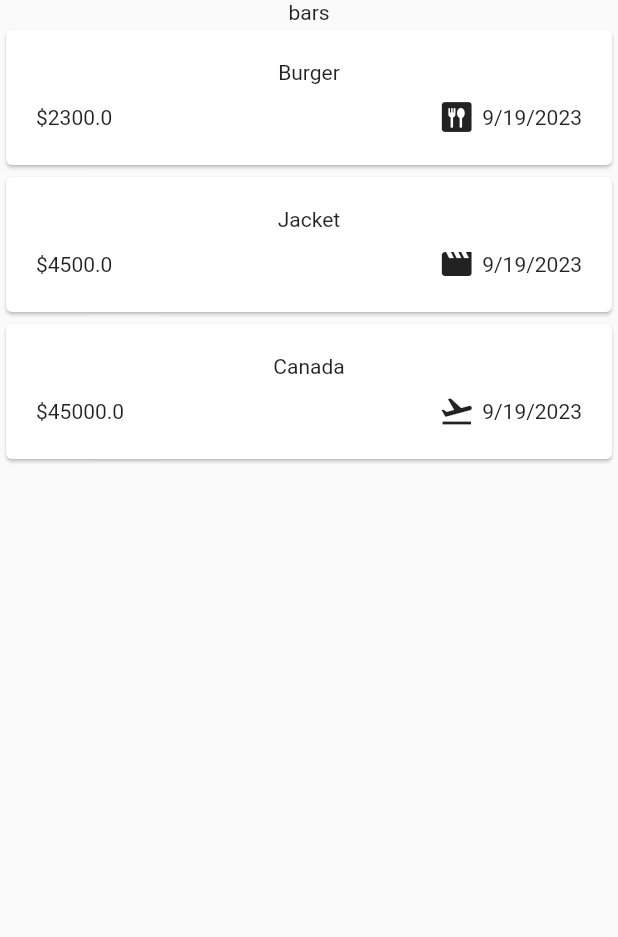
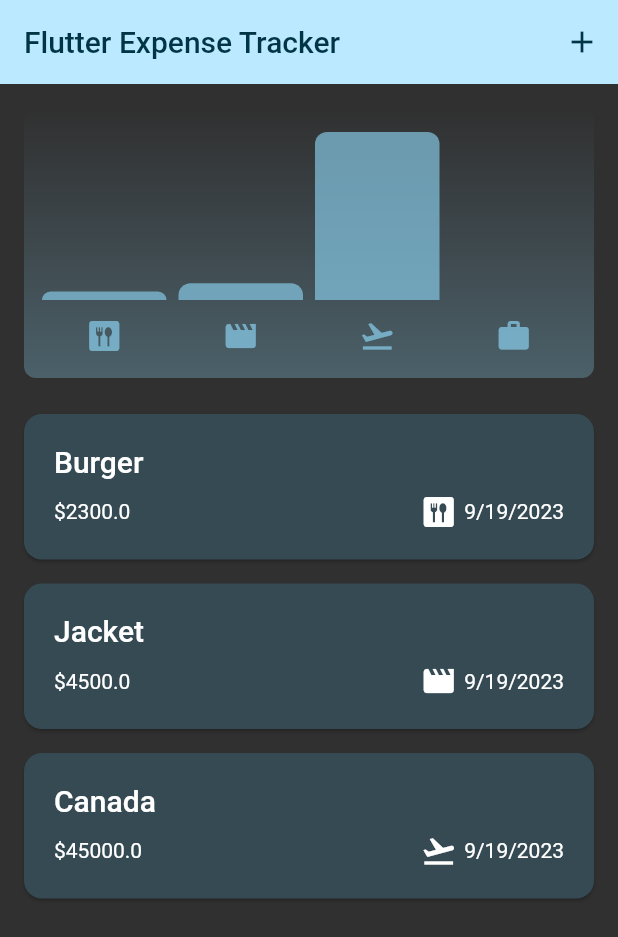
Before and after one commit to sumanbarma011/expenseRevised, a Flutter app: the screen it shows after launch, on a phone screen of 412 x 824 dp. Shown: the top 937 px of the screen. Run offline on Flutter 3.47's test engine with Material 2 defaults, Android fonts, the phone set to English and light mode, and no system bars.

Commit message:
updated till chart bars

```diff
--- a/lib/expenses.dart
+++ b/lib/expenses.dart
@@ -1,5 +1,8 @@
 import 'package:expense_revised/models/expense_model.dart';
+import 'package:expense_revised/widgets/chart/chart.dart';
+import 'package:expense_revised/widgets/chart/chart_bar.dart';
 import 'package:expense_revised/widgets/expense_list.dart';
+import 'package:expense_revised/widgets/new_expense.dart';
 import 'package:flutter/material.dart';
 
 class Expenses extends StatefulWidget {
@@ -28,15 +31,55 @@ class _ExpensesState extends State<Expenses> {
         category: Category.travel),
   ];
 
+  void _addNewExpense(ExpenseModal newExpense) {
+    setState(() {
+      _registeredExpense.add(newExpense);
+    });
+  }
+
+  void _removeExpense(ExpenseModal expense) {
+    int expenseIndex = _registeredExpense.indexOf(expense);
+    setState(() {
+      _registeredExpense.remove(expense);
+    });
+    ScaffoldMessenger.of(context).showSnackBar(SnackBar(
+      duration: const Duration(seconds: 3),
+      content: const Text('Expense details removed'),
+      action: SnackBarAction(
+          label: 'Undo',
+          onPressed: () {
+            setState(() {
+              _registeredExpense.insert(expenseIndex, expense);
+            });
+          }),
+    ));
+  }
+
+  void getAddActionBottom() {
+    showModalBottomSheet(
+        isScrollControlled: true,
+        context: context,
+        builder: (ctx) => NewExpense(
+              addNewExpense: _addNewExpense,
+            ));
+  }
+
   @override
   Widget build(BuildContext context) {
     return Scaffold(
+      appBar: AppBar(
+        title: const Text('Flutter Expense Tracker'),
+        actions: [
+          IconButton(onPressed: getAddActionBottom, icon: const Icon(Icons.add))
+        ],
+      ),
       body: Column(
         children: [
-          const Text('bars'),
+          Chart(expenses: _registeredExpense),
           Expanded(
-            child:
-             ExpenseList(expenseList: _registeredExpense),
+            child: ExpenseList(
+                expenseList: _registeredExpense,
+                onRemoveExpense: _removeExpense),
           ),
         ],
       ),
--- a/lib/main.dart
+++ b/lib/main.dart
@@ -2,18 +2,59 @@ import 'package:expense_revised/expenses.dart';
 import 'package:flutter/material.dart';
 
 void main() {
-  runApp(const MyApp());
+  runApp(MyApp());
 }
 
 class MyApp extends StatelessWidget {
-  const MyApp({super.key});
+  MyApp({super.key});
+  final kDarkScheme = ColorScheme.fromSeed(
+      brightness: Brightness.dark,
+      seedColor: const Color.fromARGB(255, 5, 99, 125));
+  final kcolorScheme =
+      ColorScheme.fromSeed(seedColor: const Color.fromARGB(255, 96, 59, 181));
 
-  // This widget is the root of your application.
   @override
   Widget build(BuildContext context) {
-    return const MaterialApp(
-
-      home:  Expenses(),
+    return MaterialApp(
+      darkTheme: ThemeData.dark().copyWith(
+        useMaterial3: true,
+        colorScheme: kDarkScheme,
+        appBarTheme: const AppBarTheme().copyWith(
+            backgroundColor: kDarkScheme.onPrimaryContainer,
+            foregroundColor: kDarkScheme.onPrimary),
+        cardTheme: const CardTheme().copyWith(
+          color: kDarkScheme.secondaryContainer,
+          margin: const EdgeInsets.symmetric(vertical: 8, horizontal: 16),
+        ),
+        elevatedButtonTheme: ElevatedButtonThemeData(
+          style: ElevatedButton.styleFrom(
+              backgroundColor: kDarkScheme.primaryContainer),
+        ),
+      ),
+      theme: ThemeData().copyWith(
+        useMaterial3: true,
+        colorScheme: kcolorScheme,
+        appBarTheme: const AppBarTheme().copyWith(
+            backgroundColor: kcolorScheme.onPrimaryContainer,
+            foregroundColor: kcolorScheme.onPrimary),
+        cardTheme: const CardTheme().copyWith(
+          color: kcolorScheme.secondaryContainer,
+          margin: const EdgeInsets.symmetric(vertical: 8, horizontal: 16),
+        ),
+        elevatedButtonTheme: ElevatedButtonThemeData(
+          style: ElevatedButton.styleFrom(
+              backgroundColor: kcolorScheme.primaryContainer),
+        ),
+        textTheme: ThemeData().textTheme.copyWith(
+              titleLarge: TextStyle(
+                fontWeight: FontWeight.bold,
+                color: kcolorScheme.onSecondaryContainer,
+                fontSize: 16,
+              ),
+            ),
+      ),
+      themeMode: ThemeMode.dark,
+      home: const Expenses(),
     );
   }
 }
--- a/lib/models/expense_model.dart
+++ b/lib/models/expense_model.dart
@@ -3,7 +3,8 @@ import 'package:uuid/uuid.dart';
 import 'package:intl/intl.dart';
 
 const uuid = Uuid();
-final formatter=DateFormat.yMd();
+final formatter = DateFormat.yMd();
+
 enum Category { food, work, leisure, travel }
 
 const categoryIcons = {
@@ -27,10 +28,26 @@ class ExpenseModal {
   final DateTime dateTime;
   final Category category;
 
- String get formattedDate {
-  return formatter.format(dateTime);
+  String get formattedDate {
+    return formatter.format(dateTime);
+  }
+}
 
+class ExpenseBucket {
+  const ExpenseBucket({required this.expenses, required this.category});
+  final List<ExpenseModal> expenses;
+  final Category category;
+  ExpenseBucket.forCategory(List<ExpenseModal> allExpenses, this.category)
+      : expenses = allExpenses
+            .where((expense) => expense.category == category)
+            .toList();
 
- }
+  double get totalExpense {
+    double sum = 0;
+    for (var expense in expenses) {
+      sum += expense.amount;
+    }
 
+    return sum;
+  }
 }
--- /dev/null
+++ b/lib/widgets/chart/chart.dart
@@ -0,0 +1,99 @@
+import 'package:flutter/material.dart';
+
+import 'package:expense_revised/widgets/chart/chart_bar.dart';
+import 'package:expense_revised/models/expense_model.dart';
+
+class Chart extends StatelessWidget {
+  const Chart({super.key, required this.expenses});
+
+  final List<ExpenseModal> expenses;
+
+  List<ExpenseBucket> get buckets {
+    return [
+      ExpenseBucket.forCategory(expenses, Category.food),
+      ExpenseBucket.forCategory(expenses, Category.leisure),
+      ExpenseBucket.forCategory(expenses, Category.travel),
+      ExpenseBucket.forCategory(expenses, Category.work),
+    ];
+  }
+
+  double get maxTotalExpense {
+    double maxTotalExpense = 0;
+
+    for (final bucket in buckets) {
+      if (bucket.totalExpense > maxTotalExpense) {
+        print(bucket);
+        maxTotalExpense = bucket.totalExpense;
+      }
+    }
+
+    return maxTotalExpense;
+  }
+
+  @override
+  Widget build(BuildContext context) {
+    // for (final bucket in buckets) {
+    //   print(bucket.expenses[0]);
+    // }
+    final isDarkMode =
+        MediaQuery.of(context).platformBrightness == Brightness.dark;
+    return Container(
+      margin: const EdgeInsets.all(16),
+      padding: const EdgeInsets.symmetric(
+        vertical: 16,
+        horizontal: 8,
+      ),
+      width: double.infinity,
+      height: 180,
+      decoration: BoxDecoration(
+        borderRadius: BorderRadius.circular(8),
+        gradient: LinearGradient(
+          colors: [
+            Theme.of(context).colorScheme.primary.withOpacity(0.3),
+            Theme.of(context).colorScheme.primary.withOpacity(0.0)
+          ],
+          begin: Alignment.bottomCenter,
+          end: Alignment.topCenter,
+        ),
+      ),
+      child: Column(
+        children: [
+          Expanded(
+            child: Row(
+              crossAxisAlignment: CrossAxisAlignment.end,
+              children: [
+                for (final bucket in buckets) // alternative to map()
+                  ChartBar(
+                    fill: bucket.totalExpense == 0
+                        ? 0
+                        : bucket.totalExpense / maxTotalExpense,
+                  )
+              ],
+            ),
+          ),
+          const SizedBox(height: 12),
+          Row(
+            children: buckets
+                .map(
+                  (bucket) => Expanded(
+                    child: Padding(
+                      padding: const EdgeInsets.symmetric(horizontal: 4),
+                      child: Icon(
+                        categoryIcons[bucket.category],
+                        color: isDarkMode
+                            ? Theme.of(context).colorScheme.secondary
+                            : Theme.of(context)
+                                .colorScheme
+                                .primary
+                                .withOpacity(0.7),
+                      ),
+                    ),
+                  ),
+                )
+                .toList(),
+          )
+        ],
+      ),
+    );
+  }
+}
--- /dev/null
+++ b/lib/widgets/chart/chart_bar.dart
@@ -0,0 +1,34 @@
+import 'package:flutter/material.dart';
+
+class ChartBar extends StatelessWidget {
+  const ChartBar({
+    super.key,
+    required this.fill,
+  });
+
+  final double fill;
+
+  @override
+  Widget build(BuildContext context) {
+    final isDarkMode =
+        MediaQuery.of(context).platformBrightness == Brightness.dark;
+    return Expanded(
+      child: Padding(
+        padding: const EdgeInsets.symmetric(horizontal: 4),
+        child: FractionallySizedBox(
+          heightFactor: fill,
+          child: DecoratedBox(
+            decoration: BoxDecoration(
+              shape: BoxShape.rectangle,
+              borderRadius:
+                  const BorderRadius.vertical(top: Radius.circular(8)),
+              color: isDarkMode
+                  ? Theme.of(context).colorScheme.secondary
+                  : Theme.of(context).colorScheme.primary.withOpacity(0.65),
+            ),
+          ),
+        ),
+      ),
+    );
+  }
+}
--- a/lib/widgets/expense_item.dart
+++ b/lib/widgets/expense_item.dart
@@ -11,8 +11,12 @@ class ExpenseItem extends StatelessWidget {
       child: Padding(
         padding: const EdgeInsets.symmetric(vertical: 20, horizontal: 20),
         child: Column(
+          crossAxisAlignment: CrossAxisAlignment.start,
           children: [
-            Text(expenseItem.title),
+            Text(
+              expenseItem.title,
+              style: Theme.of(context).textTheme.titleLarge,
+            ),
             const SizedBox(
               height: 10,
             ),
--- a/lib/widgets/expense_list.dart
+++ b/lib/widgets/expense_list.dart
@@ -3,14 +3,26 @@ import 'package:expense_revised/widgets/expense_item.dart';
 import 'package:flutter/material.dart';
 
 class ExpenseList extends StatelessWidget {
-  const ExpenseList({super.key, required this.expenseList});
+  const ExpenseList(
+      {super.key, required this.expenseList, required this.onRemoveExpense});
   final List<ExpenseModal> expenseList;
+  final void Function(ExpenseModal expense) onRemoveExpense;
 
   @override
   Widget build(BuildContext context) {
     return ListView.builder(
-        itemCount: expenseList.length,
-        itemBuilder: (ctx, index) =>
-            ExpenseItem(expenseItem: expenseList[index]));
+      itemCount: expenseList.length,
+      itemBuilder: (ctx, index) => Dismissible(
+        background: Container(
+          color: Theme.of(context).colorScheme.error,
+          margin: EdgeInsets.symmetric(
+              horizontal: Theme.of(context).cardTheme.margin!.horizontal),
+          height: 30,
+        ),
+        key: ValueKey(expenseList[index]),
+        onDismissed: (direction) => onRemoveExpense(expenseList[index]),
+        child: ExpenseItem(expenseItem: expenseList[index]),
+      ),
+    );
   }
 }
```
Also changed, not shown: lib/widgets/new_expense.dart (added, +146 -0 lines).
